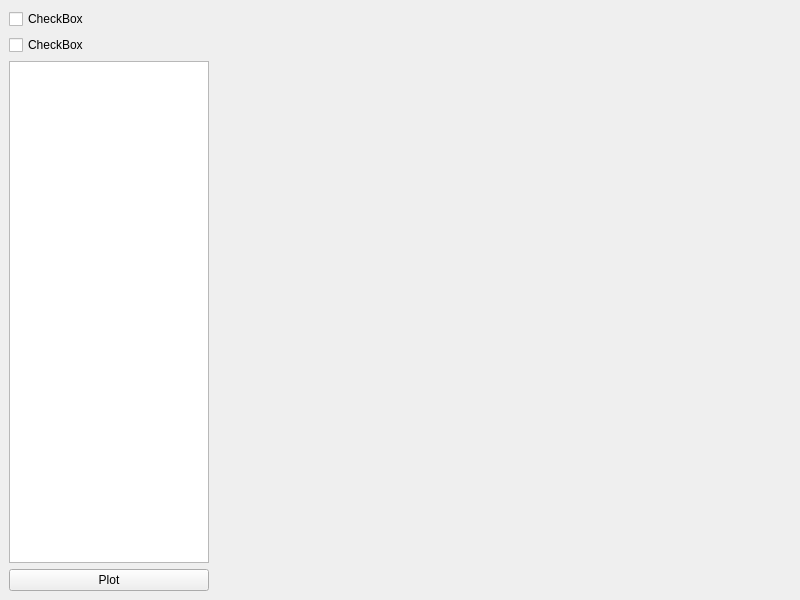
Before: the Qt Designer form optima/pygui/window.ui in optimamodel/optima, drawn with Qt 5.
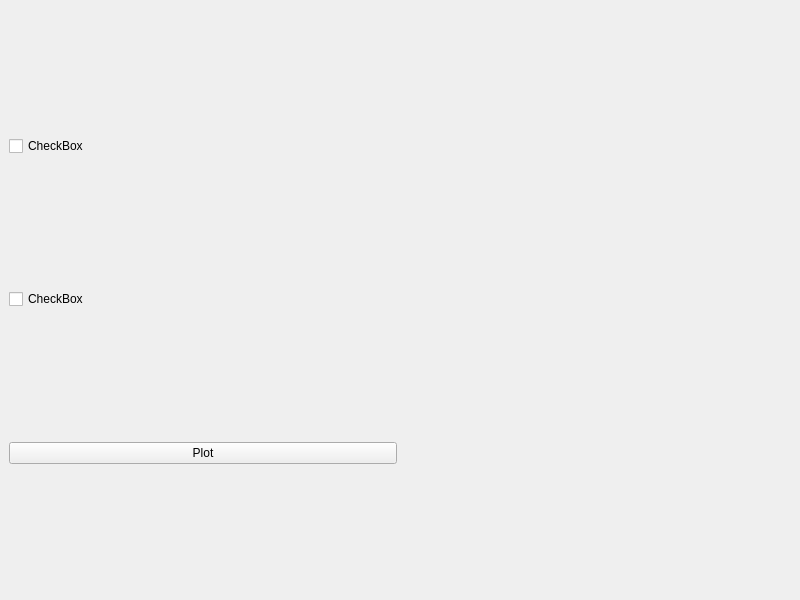
After: the same form once the commit is applied.

Commit message: tried removing list box

Diff of the .ui file:
```diff
--- a/optima/pygui/window.ui
+++ b/optima/pygui/window.ui
@@ -23,18 +23,9 @@
      </widget>
     </item>
     <item row="2" column="2">
-     <widget class="QListWidget" name="mplfigs">
-      <property name="sizePolicy">
-       <sizepolicy hsizetype="Minimum" vsizetype="Expanding">
-        <horstretch>0</horstretch>
-        <verstretch>0</verstretch>
-       </sizepolicy>
-      </property>
-      <property name="maximumSize">
-       <size>
-        <width>200</width>
-        <height>16777215</height>
-       </size>
+     <widget class="QPushButton" name="pushButton">
+      <property name="text">
+       <string>Plot</string>
       </property>
      </widget>
     </item>
@@ -56,13 +47,6 @@
       </property>
      </widget>
     </item>
-    <item row="3" column="2">
-     <widget class="QPushButton" name="pushButton">
-      <property name="text">
-       <string>Plot</string>
-      </property>
-     </widget>
-    </item>
    </layout>
   </widget>
  </widget>
```
The commit also changes 2 other files.
